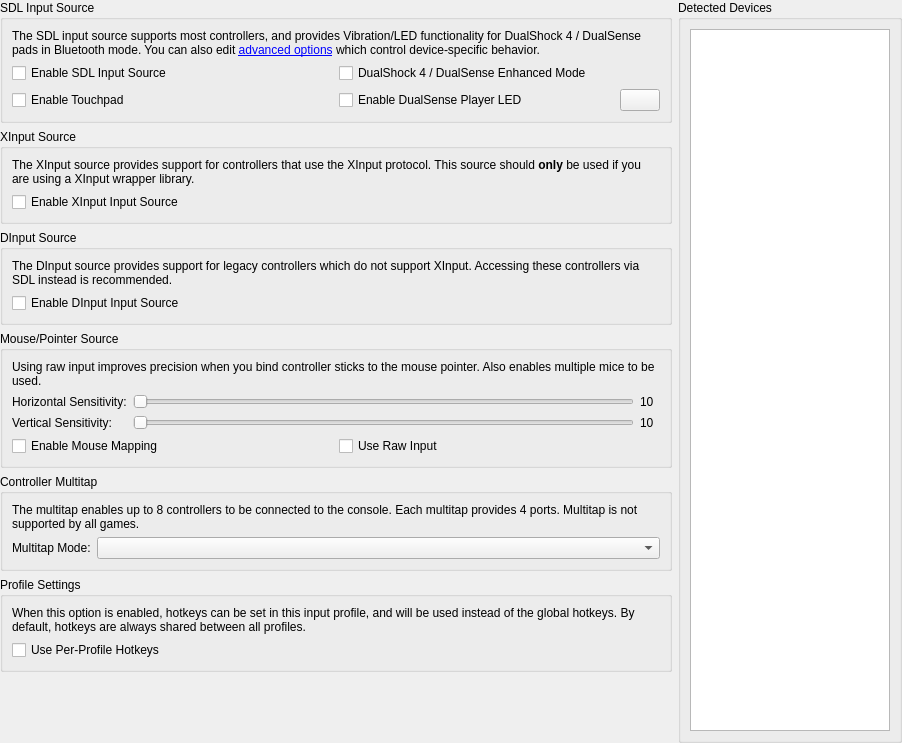
stenzek/duckstation, file src/duckstation-qt/controllerglobalsettingswidget.ui: the form before one commit.
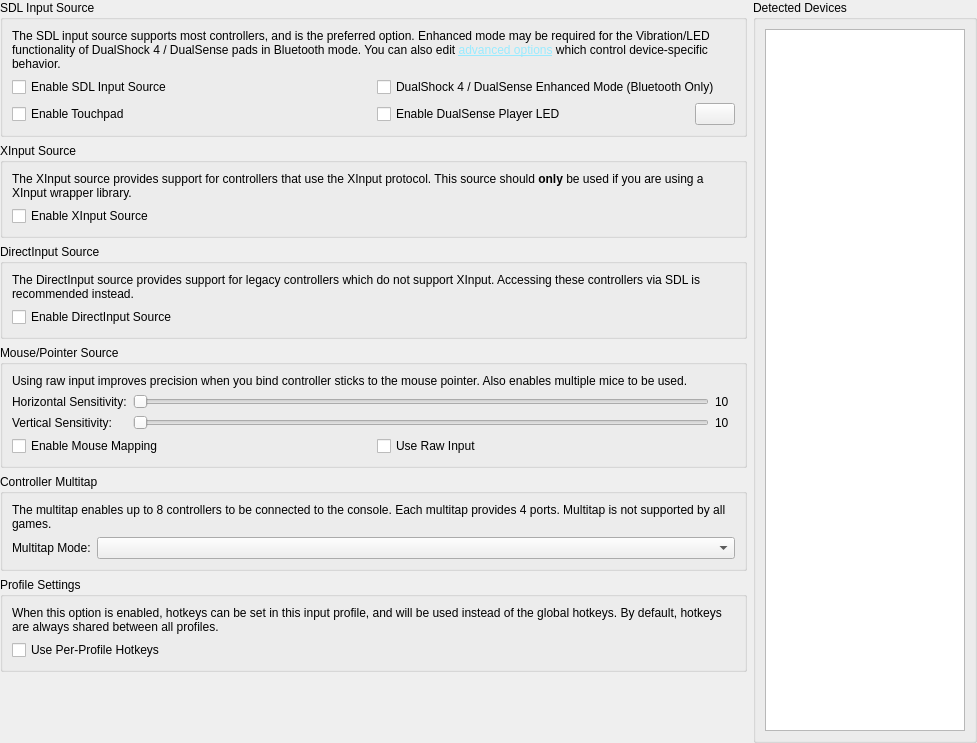
The form after the commit. Icons and pictures are not drawn.

Commit message: Qt: Make enhanced controllers reports option more clear

```diff
--- a/src/duckstation-qt/controllerglobalsettingswidget.ui
+++ b/src/duckstation-qt/controllerglobalsettingswidget.ui
@@ -6,7 +6,7 @@
    <rect>
     <x>0</x>
     <y>0</y>
-    <width>902</width>
+    <width>977</width>
     <height>743</height>
    </rect>
   </property>
@@ -72,14 +72,14 @@
       <item row="1" column="1">
        <widget class="QCheckBox" name="enableSDLEnhancedMode">
         <property name="text">
-         <string>DualShock 4 / DualSense Enhanced Mode</string>
+         <string>DualShock 4 / DualSense Enhanced Mode (Bluetooth Only)</string>
         </property>
        </widget>
       </item>
       <item row="0" column="0" colspan="2">
        <widget class="QLabel" name="SDLHelpText">
         <property name="text">
-         <string>&lt;html&gt;&lt;head/&gt;&lt;body&gt;&lt;p&gt;The SDL input source supports most controllers, and provides Vibration/LED functionality for DualShock 4 / DualSense pads in Bluetooth mode. You can also edit &lt;a href=&quot;ADVANCED_SDL_OPTIONS&quot;&gt;advanced options&lt;/a&gt; which control device-specific behavior.&lt;/p&gt;&lt;/body&gt;&lt;/html&gt;</string>
+         <string>&lt;html&gt;&lt;head/&gt;&lt;body&gt;&lt;p&gt;The SDL input source supports most controllers, and is the preferred option. Enhanced mode may be required for the Vibration/LED functionality of DualShock 4 / DualSense pads in Bluetooth mode. You can also edit &lt;a href=&quot;ADVANCED_SDL_OPTIONS&quot;&gt;&lt;span style=&quot; text-decoration: underline; color:#99ebff;&quot;&gt;advanced options&lt;/span&gt;&lt;/a&gt; which control device-specific behavior.&lt;/p&gt;&lt;/body&gt;&lt;/html&gt;</string>
         </property>
         <property name="wordWrap">
          <bool>true</bool>
@@ -115,7 +115,7 @@
       <item row="1" column="0">
        <widget class="QCheckBox" name="enableXInputSource">
         <property name="text">
-         <string>Enable XInput Input Source</string>
+         <string>Enable XInput Source</string>
         </property>
        </widget>
       </item>
@@ -125,13 +125,13 @@
    <item row="2" column="0">
     <widget class="QGroupBox" name="dinputGroup">
      <property name="title">
-      <string>DInput Source</string>
+      <string>DirectInput Source</string>
      </property>
      <layout class="QGridLayout" name="gridLayout_4">
       <item row="0" column="0">
        <widget class="QLabel" name="label_9">
         <property name="text">
-         <string>The DInput source provides support for legacy controllers which do not support XInput. Accessing these controllers via SDL instead is recommended.</string>
+         <string>The DirectInput source provides support for legacy controllers which do not support XInput. Accessing these controllers via SDL is recommended instead.</string>
         </property>
         <property name="wordWrap">
          <bool>true</bool>
@@ -141,7 +141,7 @@
       <item row="1" column="0">
        <widget class="QCheckBox" name="enableDInputSource">
         <property name="text">
-         <string>Enable DInput Input Source</string>
+         <string>Enable DirectInput Source</string>
         </property>
        </widget>
       </item>
```
Left out of the diff: 20 changed lines with no effect on the pictures.
